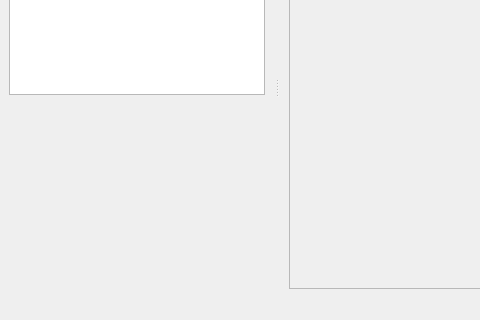
Qt form ui/MainWindow.ui (ImageProcessing-ElectronicPublications/scantailor-deviant) before a commit; both pictures show x 0 to 480 and y 144 to 464 of the 783 by 464 pixel window.
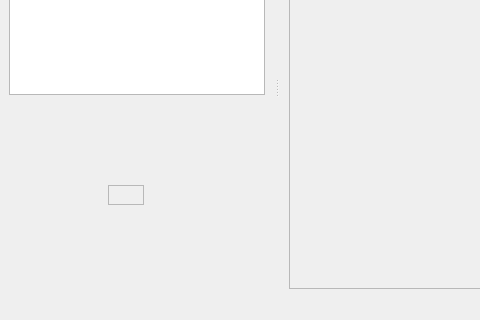
The same form after that commit. Icons and pictures are not drawn. Custom widgets are drawn as their Qt base class.

Commit message:
PageNo in StatusBar + scroll to selected on order change
This adds a label to status bar that displays a number of selected page in current thumbnails view (sorting matters).
Also now if you change ordering ST properly scrolls to the first selected page.

Diff of the .ui file:
```diff
--- a/ui/MainWindow.ui
+++ b/ui/MainWindow.ui
@@ -311,6 +311,68 @@
              <verstretch>0</verstretch>
             </sizepolicy>
            </property>
+           <widget class="QWidget" name="statusBarPanel" native="true">
+            <property name="geometry">
+             <rect>
+              <x>99</x>
+              <y>84</y>
+              <width>71</width>
+              <height>20</height>
+             </rect>
+            </property>
+            <layout class="QHBoxLayout" name="horizontalLayout_2">
+             <property name="spacing">
+              <number>0</number>
+             </property>
+             <property name="leftMargin">
+              <number>0</number>
+             </property>
+             <property name="topMargin">
+              <number>0</number>
+             </property>
+             <property name="rightMargin">
+              <number>0</number>
+             </property>
+             <property name="bottomMargin">
+              <number>0</number>
+             </property>
+             <item>
+              <widget class="QLabel" name="label_2">
+               <property name="minimumSize">
+                <size>
+                 <width>31</width>
+                 <height>0</height>
+                </size>
+               </property>
+               <property name="statusTip">
+                <string>Position of the selected page in current order</string>
+               </property>
+               <property name="frameShape">
+                <enum>QFrame::StyledPanel</enum>
+               </property>
+               <property name="text">
+                <string/>
+               </property>
+              </widget>
+             </item>
+             <item>
+              <widget class="QLabel" name="statusLabelPageNo">
+               <property name="minimumSize">
+                <size>
+                 <width>31</width>
+                 <height>0</height>
+                </size>
+               </property>
+               <property name="statusTip">
+                <string>Position of the selected page in current order</string>
+               </property>
+               <property name="alignment">
+                <set>Qt::AlignRight|Qt::AlignTrailing|Qt::AlignVCenter</set>
+               </property>
+              </widget>
+             </item>
+            </layout>
+           </widget>
           </widget>
          </item>
         </layout>
```
Left out of the diff: 2 changed lines with no effect on the pictures. The commit also changes 4 other files.
